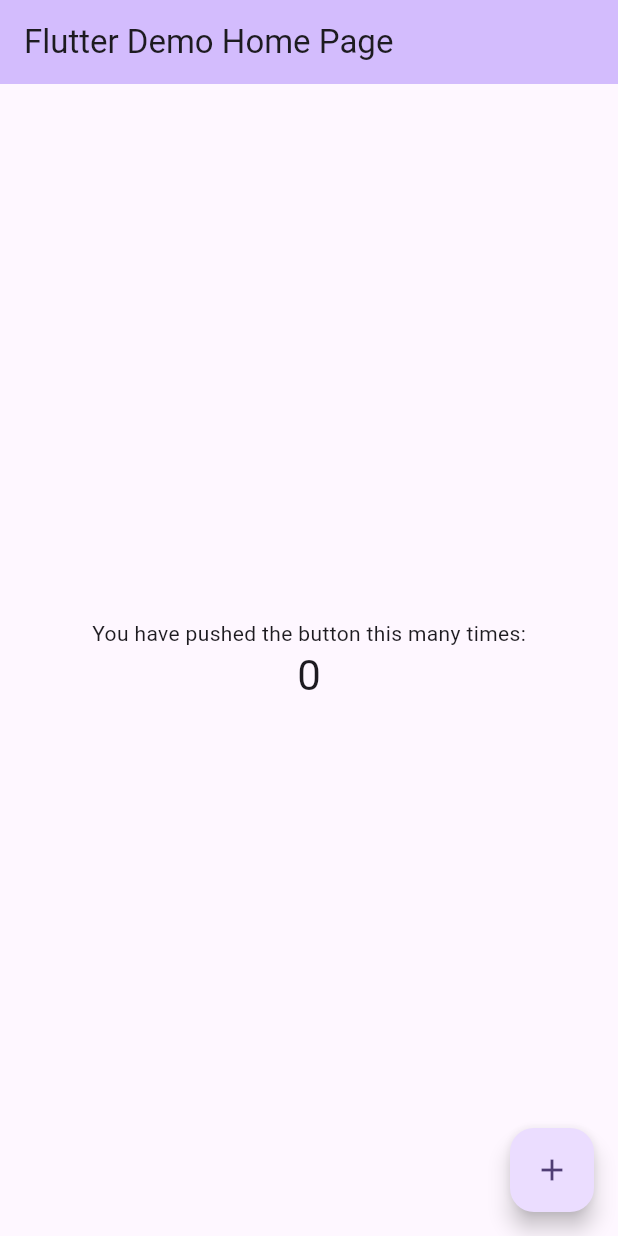
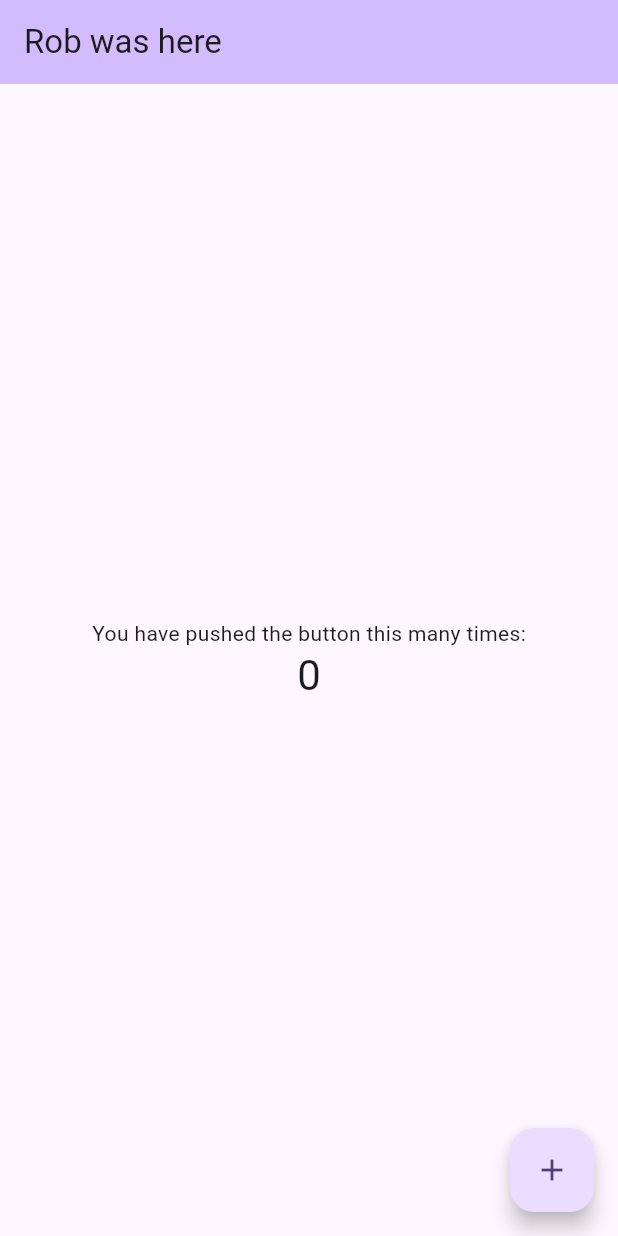
Before and after one commit to robbxi/repofor4330, a Flutter app: the screen it shows after launch, on a phone screen of 412 x 824 dp. Run offline on Flutter 3.47's test engine with Material 3 defaults, Android fonts, the phone set to English and light mode, and no system bars.

Commit message:
rob change

```diff
--- a/lib/main.dart
+++ b/lib/main.dart
@@ -31,7 +31,7 @@ class MyApp extends StatelessWidget {
         colorScheme: ColorScheme.fromSeed(seedColor: Colors.deepPurple),
         useMaterial3: true,
       ),
-      home: const MyHomePage(title: 'Flutter Demo Home Page'),
+      home: const MyHomePage(title: 'Rob was here'),
     );
   }
 }
```
